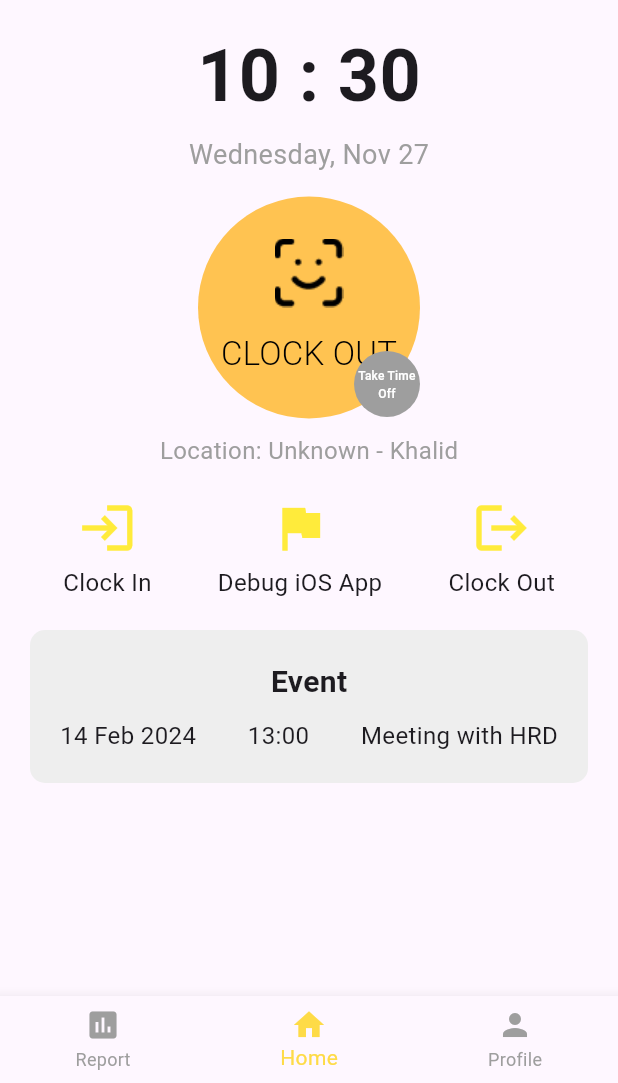
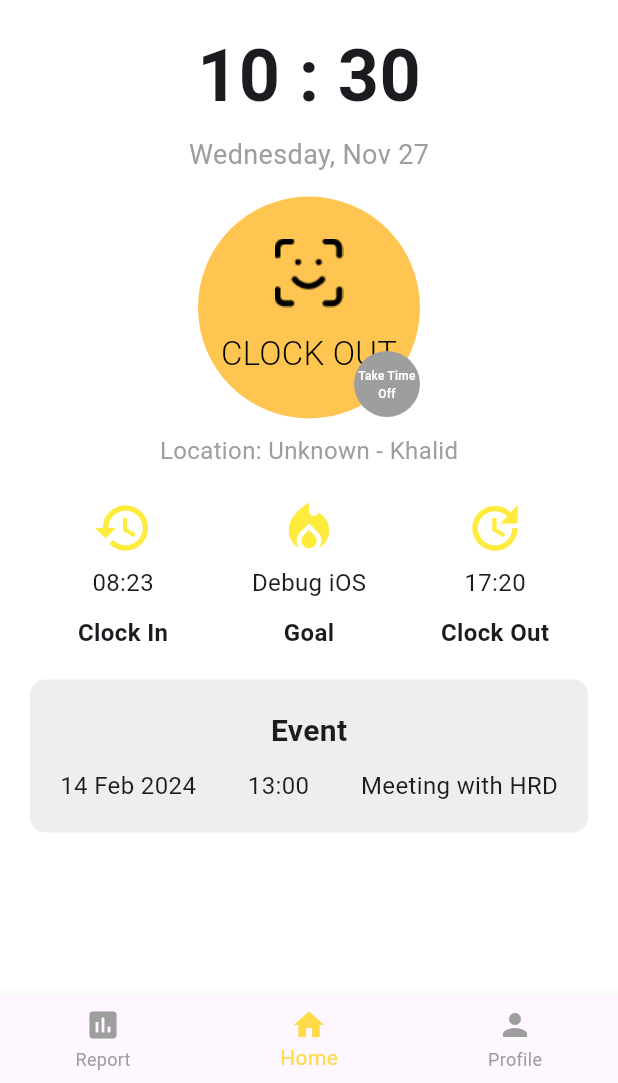
Before and after one commit to Elvrt/worktrack, a Flutter app: the HomePageAfterClockIn screen opened directly, on a phone screen of 412 x 824 dp, the part 153-1236 px from its top. Run offline on Flutter 3.47's test engine with Material 3 defaults, Android fonts, the phone set to English and light mode, and no system bars; our stand-ins replace camera, dio, file_picker; network calls fail; Roboto replaces fonts that are missing (inter).

Commit message:
update frontend page clock in

```diff
--- a/lib/homepage/home_page_after_clock_in.dart
+++ b/lib/homepage/home_page_after_clock_in.dart
@@ -26,6 +26,7 @@ class HomePageAfterClockIn extends StatelessWidget {
   @override
   Widget build(BuildContext context) {
     return Scaffold(
+      backgroundColor: Colors.white,
       extendBodyBehindAppBar: true, // Extend the body behind the AppBar
       appBar: AppBar(
         elevation: 0,
@@ -160,28 +161,85 @@ class HomePageAfterClockIn extends StatelessWidget {
             ),
             SizedBox(height: 20),
             // Clock In / Debug iOS App / Clock Out
+            Column(
+              children: [
                 Row(
                   mainAxisAlignment: MainAxisAlignment.spaceAround,
+                  crossAxisAlignment: CrossAxisAlignment.center,
                   children: [
-                Column(
+                    SizedBox(
+                      width: 100, // Lebar tetap untuk kolom
+                      child: Column(
+                        mainAxisAlignment: MainAxisAlignment.center,
                         children: [
-                    Icon(Icons.login, size: 40, color: Colors.yellow),
+                          Icon(Icons.history, size: 40, color: Colors.yellow),
                           SizedBox(height: 5),
-                    Text('Clock In', style: TextStyle(fontSize: 16)),
+                          Text('08:23', style: TextStyle(fontSize: 16)),
                         ],
                       ),
-                Column(
+                    ),
+                    SizedBox(
+                      width: 100,
+                      child: Column(
+                        mainAxisAlignment: MainAxisAlignment.center,
                         children: [
-                    Icon(Icons.flag, size: 40, color: Colors.yellow),
+                          Icon(Icons.local_fire_department, size: 40, color: Colors.yellow),
                           SizedBox(height: 5),
-                    Text('Debug iOS App', style: TextStyle(fontSize: 16)),
+                          Text('Debug iOS', style: TextStyle(fontSize: 16)),
                         ],
                       ),
-                Column(
+                    ),
+                    SizedBox(
+                      width: 100,
+                      child: Column(
+                        mainAxisAlignment: MainAxisAlignment.center,
                         children: [
-                    Icon(Icons.logout, size: 40, color: Colors.yellow),
+                          Icon(Icons.update, size: 40, color: Colors.yellow),
                           SizedBox(height: 5),
-                    Text('Clock Out', style: TextStyle(fontSize: 16)),
+                          Text('17:20', style: TextStyle(fontSize: 16)),
+                        ],
+                      ),
+                    ),
+                  ],
+                ),
+                SizedBox(height: 10), // Jarak antar baris
+                Row(
+                  mainAxisAlignment: MainAxisAlignment.spaceAround,
+                  crossAxisAlignment: CrossAxisAlignment.center,
+                  children: [
+                    SizedBox(
+                      width: 100, // Lebar tetap untuk kolom
+                      child: Column(
+                        mainAxisAlignment: MainAxisAlignment.center,
+                        children: [
+                          Text('Clock In',
+                              style: TextStyle(
+                                  fontSize: 16, fontWeight: FontWeight.bold)),
+                        ],
+                      ),
+                    ),
+                    SizedBox(
+                      width: 100,
+                      child: Column(
+                        mainAxisAlignment: MainAxisAlignment.center,
+                        children: [
+                          Text('Goal',
+                              style: TextStyle(
+                                  fontSize: 16, fontWeight: FontWeight.bold)),
+                        ],
+                      ),
+                    ),
+                    SizedBox(
+                      width: 100,
+                      child: Column(
+                        mainAxisAlignment: MainAxisAlignment.center,
+                        children: [
+                          Text('Clock Out',
+                              style: TextStyle(
+                                  fontSize: 16, fontWeight: FontWeight.bold)),
+                        ],
+                      ),
+                    ),
                   ],
                 ),
               ],
```
Lines whose indentation alone changed are shown as unchanged.
